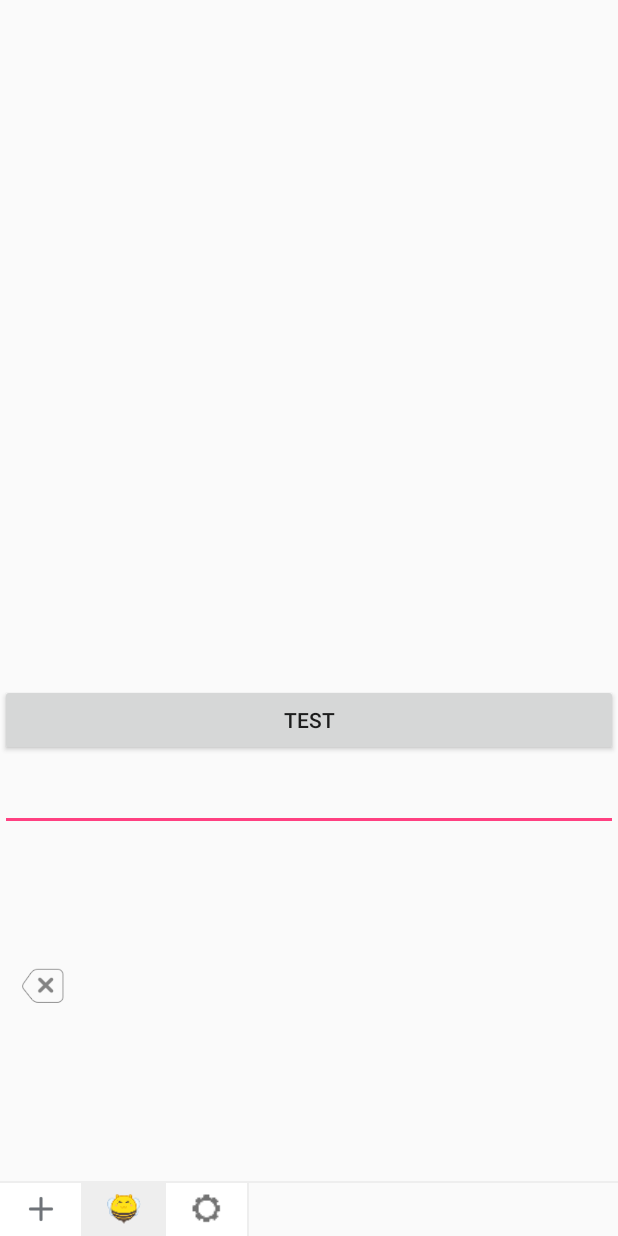
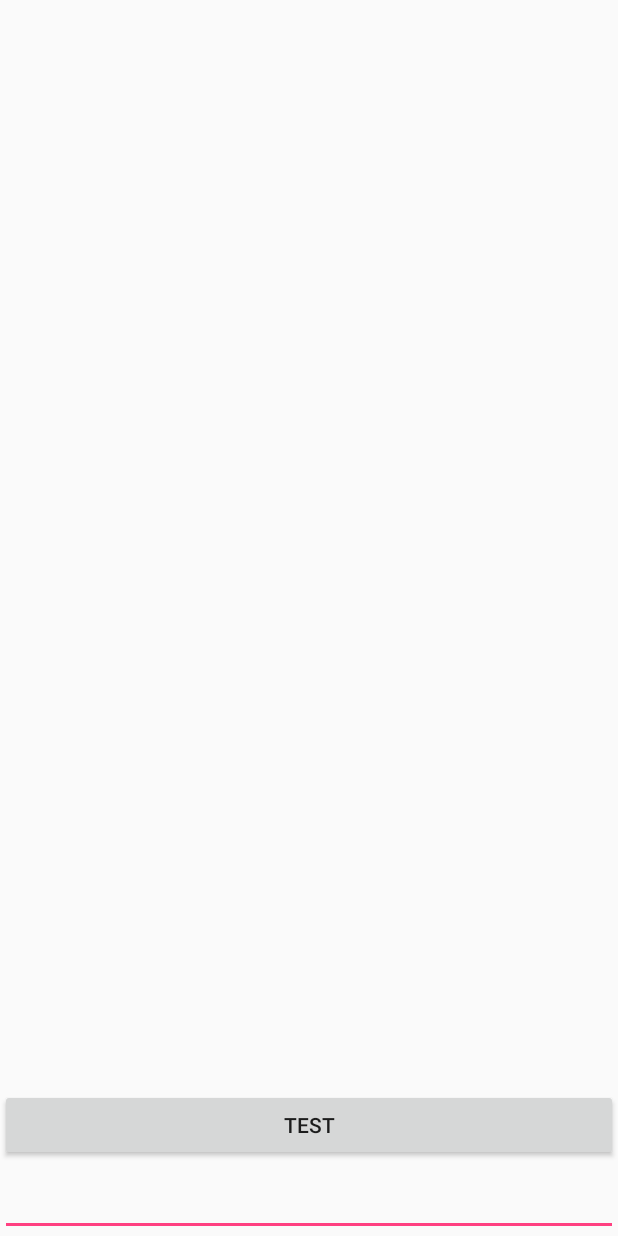
Before and after one commit to PandaQAQ/PandaEmoView, an Android app: the screen it shows after launch (MainActivity), after a tap on "TEST", on a phone screen of 412 x 824 dp. Run offline under Robolectric (Android 15) with nearby library versions, the phone set to English and light mode, and no system bars; our stand-ins replace ButterKnife; 1 statement that could not run was skipped.

Commit message:
还需要优化

```diff
--- a/app/src/main/java/pandaq/com/gifemoticonpro/MainActivity.java
+++ b/app/src/main/java/pandaq/com/gifemoticonpro/MainActivity.java
@@ -6,13 +6,14 @@ import android.view.View;
 import android.widget.Button;
 import android.widget.EditText;
 import android.widget.LinearLayout;
+import android.widget.RelativeLayout;
 import android.widget.Toast;
 
 import butterknife.BindView;
 import butterknife.ButterKnife;
 import pandaq.com.gifemoticon.EmoticonView;
 import pandaq.com.gifemoticon.IEmoticonMenuClickListener;
-import pandaq.com.gifemoticon.KeyBoardCoordinator;
+import pandaq.com.gifemoticon.KeyBoardManager;
 
 public class MainActivity extends AppCompatActivity {
 
@@ -21,10 +22,10 @@ public class MainActivity extends AppCompatActivity {
     @BindView(R.id.emoticonView)
     EmoticonView mEmoticonView;
     @BindView(R.id.llIndicator)
-    LinearLayout mLlIndicator;
+    RelativeLayout mLlIndicator;
     @BindView(R.id.test_button)
     Button mTestButton;
-    private KeyBoardCoordinator emotionKeyboard;
+    private KeyBoardManager emotionKeyboard;
 
     @Override
     protected void onCreate(Bundle savedInstanceState) {
@@ -48,7 +49,7 @@ public class MainActivity extends AppCompatActivity {
     }
 
     private void initEmotionKeyboard() {
-        emotionKeyboard = KeyBoardCoordinator.with(this);
+        emotionKeyboard = KeyBoardManager.with(this);
         emotionKeyboard.bindToContent(mLlIndicator);
         emotionKeyboard.bindToEmotionButton(mTestButton);
         emotionKeyboard.bindToEditText(mEtInput);
--- a/app/src/main/res/layout/activity_main.xml
+++ b/app/src/main/res/layout/activity_main.xml
@@ -6,29 +6,32 @@
     android:layout_height="match_parent"
     tools:context="pandaq.com.gifemoticonpro.MainActivity">
 
-    <LinearLayout
+    <RelativeLayout
         android:id="@+id/llIndicator"
         android:layout_width="match_parent"
         android:layout_height="wrap_content"
         android:layout_alignParentBottom="true"
         android:orientation="vertical">
 
-        <Button
-            android:id="@+id/test_button"
+        <pandaq.com.gifemoticon.EmoticonView
+            android:id="@+id/emoticonView"
             android:layout_width="match_parent"
-            android:layout_height="wrap_content"
-            android:text="test"/>
+            android:layout_height="0dp"
+            android:layout_alignParentBottom="true"
+            android:visibility="visible"/>
 
         <EditText
             android:id="@+id/et_input"
             android:layout_width="match_parent"
+            android:layout_above="@id/emoticonView"
             android:layout_height="50dp"
             />
 
-        <pandaq.com.gifemoticon.EmoticonView
-            android:id="@+id/emoticonView"
+        <Button
+            android:id="@+id/test_button"
+            android:layout_above="@id/et_input"
             android:layout_width="match_parent"
             android:layout_height="wrap_content"
-            android:visibility="gone"/>
-    </LinearLayout>
+            android:text="test"/>
+    </RelativeLayout>
 </RelativeLayout>
--- a/gifemoticon/src/main/java/pandaq/com/gifemoticon/KeyBoardCoordinator.java
+++ b/gifemoticon/src/main/java/pandaq/com/gifemoticon/KeyBoardManager.java
@@ -14,14 +14,13 @@ import android.view.ViewGroup;
 import android.view.WindowManager;
 import android.view.inputmethod.InputMethodManager;
 import android.widget.EditText;
-import android.widget.LinearLayout;
 
 /**
  * Created by huxinyu on 2017/10/19 0019.
  * description ：表情键盘协调者类
  */
 
-public class KeyBoardCoordinator {
+public class KeyBoardManager {
 
     private static final String SHARE_PREFERENCE_NAME = "EmotionKeyBoard";
     private static final String SHARE_PREFERENCE_SOFT_INPUT_HEIGHT = "sofe_input_height";
@@ -33,8 +32,8 @@ public class KeyBoardCoordinator {
     private View mContentView;//内容布局view,即除了表情布局或者软键盘布局以外的布局，用于固定bar的高度，防止跳闪
 
 
-    public static KeyBoardCoordinator with(Activity activity) {
-        KeyBoardCoordinator emotionInputDetector = new KeyBoardCoordinator();
+    public static KeyBoardManager with(Activity activity) {
+        KeyBoardManager emotionInputDetector = new KeyBoardManager();
         emotionInputDetector.mActivity = activity;
         emotionInputDetector.mInputManager = (InputMethodManager) activity.getSystemService(Context.INPUT_METHOD_SERVICE);
         emotionInputDetector.mSp = activity.getSharedPreferences(SHARE_PREFERENCE_NAME, Context.MODE_PRIVATE);
@@ -44,7 +43,7 @@ public class KeyBoardCoordinator {
     /**
      * 绑定内容view，此view用于固定bar的高度，防止跳闪
      */
-    public KeyBoardCoordinator bindToContent(View contentView) {
+    public KeyBoardManager bindToContent(View contentView) {
         mContentView = contentView;
         return this;
     }
@@ -52,7 +51,7 @@ public class KeyBoardCoordinator {
     /**
      * 绑定编辑框
      */
-    public KeyBoardCoordinator bindToEditText(EditText editText) {
+    public KeyBoardManager bindToEditText(EditText editText) {
         mEditText = editText;
         mEditText.requestFocus();
         mEditText.setOnTouchListener(new View.OnTouchListener() {
@@ -81,7 +80,7 @@ public class KeyBoardCoordinator {
      * @param emotionButton
      * @return
      */
-    public KeyBoardCoordinator bindToEmotionButton(View... emotionButton) {
+    public KeyBoardManager bindToEmotionButton(View... emotionButton) {
         for (View view : emotionButton) {
             view.setOnClickListener(getOnEmotionButtonOnClickListener());
         }
@@ -138,18 +137,8 @@ public class KeyBoardCoordinator {
      * @param emotionLayout
      * @return
      */
-    public KeyBoardCoordinator setEmotionLayout(View emotionLayout) {
+    public KeyBoardManager setEmotionLayout(View emotionLayout) {
         mEmotionLayout = emotionLayout;
-        return this;
-    }
-
-    public KeyBoardCoordinator build() {
-        //设置软件盘的模式：SOFT_INPUT_ADJUST_RESIZE  这个属性表示Activity的主窗口总是会被调整大小，从而保证软键盘显示空间。
-        //从而方便我们计算软件盘的高度
-        mActivity.getWindow().setSoftInputMode(WindowManager.LayoutParams.SOFT_INPUT_STATE_ALWAYS_HIDDEN |
-                WindowManager.LayoutParams.SOFT_INPUT_ADJUST_RESIZE);
-        //隐藏软件盘
-        hideSoftInput();
         return this;
     }
 
@@ -167,12 +156,11 @@ public class KeyBoardCoordinator {
     }
 
     private void showEmotionLayout() {
-        int softInputHeight = getSupportSoftInputHeight();
-        if (softInputHeight == 0) {
-            softInputHeight = mSp.getInt(SHARE_PREFERENCE_SOFT_INPUT_HEIGHT, dip2Px(270));
-        }
+        ViewGroup.LayoutParams params = mEmotionLayout.getLayoutParams();
+        params.width = ViewGroup.LayoutParams.MATCH_PARENT;
+        params.height = getKeyBoardHeight();
+        mEmotionLayout.setLayoutParams(params);
         hideSoftInput();
-        mEmotionLayout.getLayoutParams().height = softInputHeight;
         mEmotionLayout.setVisibility(View.VISIBLE);
     }
 
@@ -188,7 +176,11 @@ public class KeyBoardCoordinator {
      */
     private void hideEmotionLayout(boolean showSoftInput) {
         if (mEmotionLayout.isShown()) {
-            mEmotionLayout.setVisibility(View.GONE);
+            mEmotionLayout.setVisibility(View.INVISIBLE);
+            ViewGroup.LayoutParams params = mEmotionLayout.getLayoutParams();
+            params.width = ViewGroup.LayoutParams.MATCH_PARENT;
+            params.height = 0;
+            mEmotionLayout.setLayoutParams(params);
             if (showSoftInput) {
                 showSoftInput();
             }
@@ -303,9 +295,14 @@ public class KeyBoardCoordinator {
     /**
      * 获取软键盘高度
      *
-     * @return
+     * @return 软键盘高度 px
      */
     public int getKeyBoardHeight() {
-        return mSp.getInt(SHARE_PREFERENCE_SOFT_INPUT_HEIGHT, 400);
+        int softInputHeight = getSupportSoftInputHeight();
+        if (softInputHeight == 0) {
+            softInputHeight = mSp.getInt(SHARE_PREFERENCE_SOFT_INPUT_HEIGHT, dip2Px(270));
+        }
+        return softInputHeight;
     }
+
 }
```
